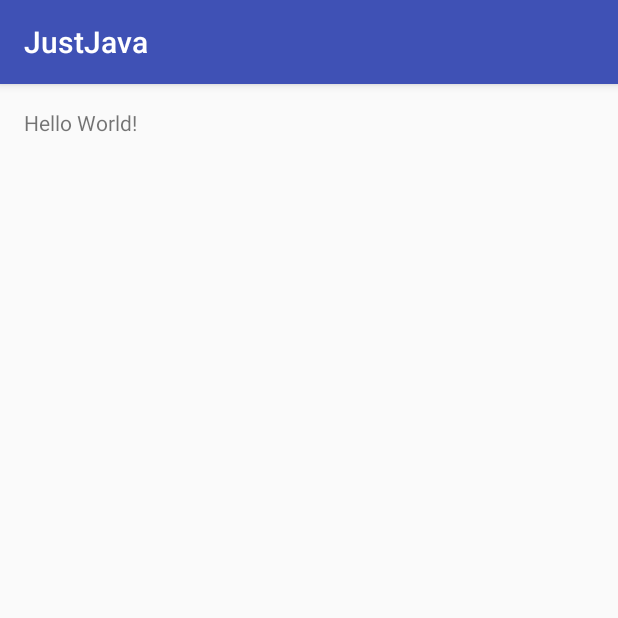
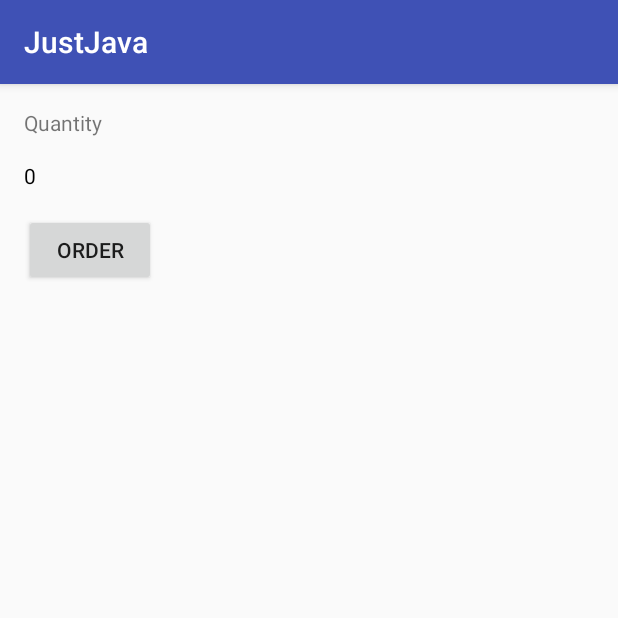
Before and after one commit to kkulikowski/android_justJava, an Android app: the screen it shows after launch (MainActivity), on a phone screen of 412 x 824 dp, the top half of it. Run offline under Robolectric (Android 15) with nearby library versions, the phone set to English and light mode, and no system bars.

Commit message:
Add action to order button

```diff
--- a/app/src/main/java/com/example/android/justjava/MainActivity.java
+++ b/app/src/main/java/com/example/android/justjava/MainActivity.java
@@ -1,8 +1,18 @@
+/**
+ * Add your package below. Package name can be found in the project's AndroidManifest.xml file.
+ * This is the package name our example uses:
+ *
+ * package com.example.android.justjava;
+ */
 package com.example.android.justjava;
+import android.os.Bundle;
+import android.support.v7.app.AppCompatActivity;
+import android.view.View;
+import android.widget.TextView;
 
-import android.support.v7.app.AppCompatActivity;
-import android.os.Bundle;
-
+/**
+ * This app displays an order form to order coffee.
+ */
 public class MainActivity extends AppCompatActivity {
 
     @Override
@@ -10,4 +20,19 @@ public class MainActivity extends AppCompatActivity {
         super.onCreate(savedInstanceState);
         setContentView(R.layout.activity_main);
     }
+
+    /**
+     * This method is called when the order button is clicked.
+     */
+    public void submitOrder(View view) {
+        display(1);
+    }
+
+    /**
+     * This method displays the given quantity value on the screen.
+     */
+    private void display(int number) {
+        TextView quantityTextView = (TextView) findViewById(R.id.quantity_text_view);
+        quantityTextView.setText("" + number);
+    }
 }
--- a/app/src/main/res/layout/activity_main.xml
+++ b/app/src/main/res/layout/activity_main.xml
@@ -1,9 +1,10 @@
 <?xml version="1.0" encoding="utf-8"?>
-<RelativeLayout xmlns:android="http://schemas.android.com/apk/res/android"
+<LinearLayout xmlns:android="http://schemas.android.com/apk/res/android"
     xmlns:tools="http://schemas.android.com/tools"
     android:id="@+id/activity_main"
     android:layout_width="match_parent"
     android:layout_height="match_parent"
+    android:orientation="vertical"
     android:paddingBottom="@dimen/activity_vertical_margin"
     android:paddingLeft="@dimen/activity_horizontal_margin"
     android:paddingRight="@dimen/activity_horizontal_margin"
@@ -13,5 +14,18 @@
     <TextView
         android:layout_width="wrap_content"
         android:layout_height="wrap_content"
-        android:text="Hello World!" />
-</RelativeLayout>
+        android:text="Quantity" />
+    <TextView
+        android:id="@+id/quantity_text_view"
+        android:layout_width="wrap_content"
+        android:layout_height="wrap_content"
+        android:layout_marginTop="16dp"
+        android:text="0"
+        android:textColor="#000000" />
+    <Button
+        android:layout_width="wrap_content"
+        android:layout_height="wrap_content"
+        android:layout_marginTop="16dp"
+        android:text="Order"
+        android:onClick="submitOrder"/>
+</LinearLayout>
```
